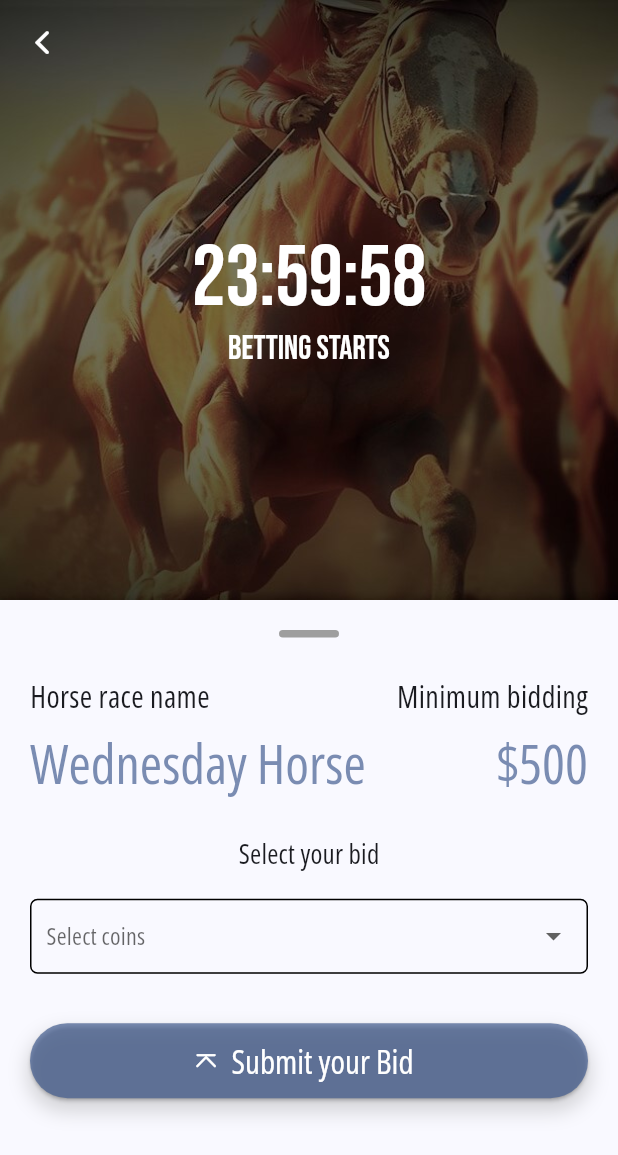
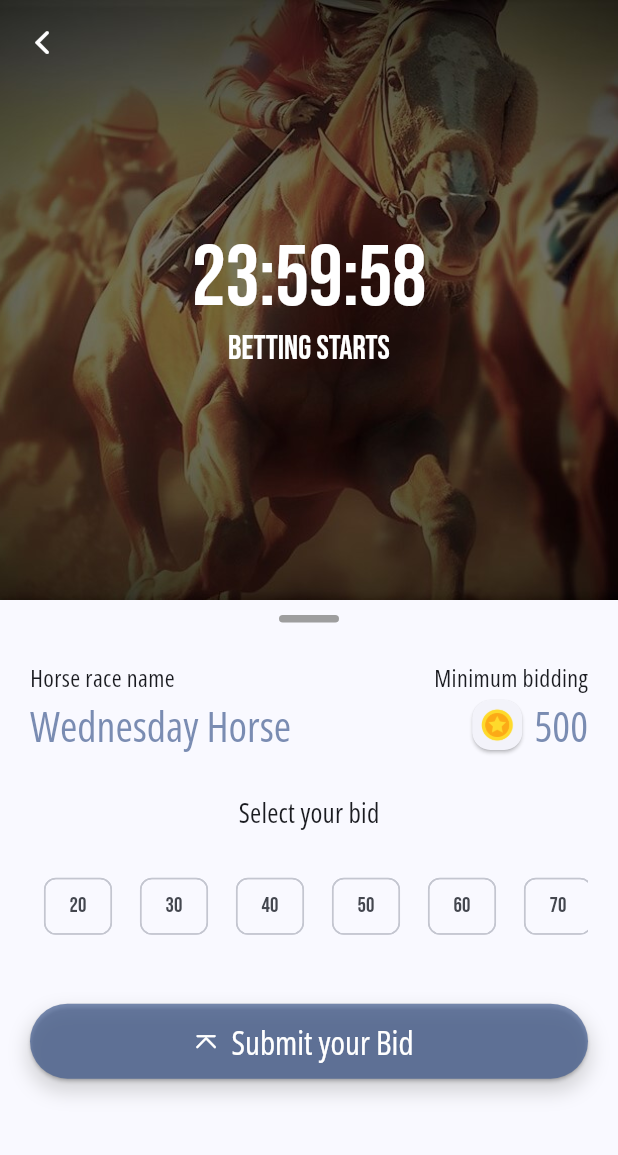
Before and after one commit to Munawer2022/Multi-Game-App, a Flutter app: the HorseBid screen opened directly, on a phone screen of 412 x 824 dp. Shown: the top 1155 px of the screen. Run offline on Flutter 3.47's test engine with Material 2 defaults, Android fonts, the light colour scheme and no system bars; our stand-ins replace flutter_fortune_wheel, rxdart; missing offline and left inert: flutter_spinning_wheel, neopop.

Commit message:
first commit

```diff
--- a/lib/horse/horse_bid.dart
+++ b/lib/horse/horse_bid.dart
@@ -54,12 +54,25 @@ class _HorseBidState extends State<HorseBid> {
 
     var theme = Theme.of(context);
     var sized = MediaQuery.of(context);
-    String selectedCategory = '';
+
+    List<String> options = [
+      "20",
+      "30",
+      "40",
+      "50",
+      "60",
+      "70",
+      "80",
+
+      // Add more options here...
+    ];
+    List<bool> isSelected = List.generate(options.length, (_) => false);
 
     return Scaffold(
         body: NestedScrollView(
             floatHeaderSlivers: true,
-          headerSliverBuilder: (BuildContext context, bool innerBoxIsScrolled) {
+            headerSliverBuilder:
+                (BuildContext context, bool innerBoxIsScrolled) {
               return <Widget>[
                 SliverAppBar(
                   leading: IconButton(
@@ -103,9 +116,8 @@ class _HorseBidState extends State<HorseBid> {
               ];
             },
             body: Padding(
-            padding: const EdgeInsets.all(20.0),
-            child: Column(
-              children: [
+              padding: const EdgeInsets.only(top: 10, right: 20, left: 20),
+              child: Column(children: [
                 Center(
                   child: Container(
                     height: 5,
@@ -122,33 +134,48 @@ class _HorseBidState extends State<HorseBid> {
                     Expanded(
                       child: Text('Horse race name',
                           style:
-                              TextStyle(fontFamily: 'Open Sans', fontSize: 20)),
+                              TextStyle(fontFamily: 'Open Sans', fontSize: 16)),
                     ),
                     Text('Minimum bidding',
                         style:
-                            TextStyle(fontFamily: 'Open Sans', fontSize: 20)),
+                            TextStyle(fontFamily: 'Open Sans', fontSize: 16)),
                   ],
                 ),
-                SizedBox(height: sized.size.height * 0.01),
+                // SizedBox(height: sized.size.height * 0.01),
                 Row(
                   mainAxisAlignment: MainAxisAlignment.spaceBetween,
                   children: [
                     Expanded(
                       child: Text('Wednesday Horse',
                           overflow: TextOverflow.ellipsis,
-                          maxLines: 1,
+                          maxLines: 2,
                           softWrap: false,
-                          style: theme.textTheme.displaySmall?.copyWith(
+                          style: theme.textTheme.headline4?.copyWith(
                               fontFamily: 'Open Sans',
                               color: theme.primaryColor.withOpacity(0.7))
                           // ?.copyWith(color: Colors.black87),
                           ),
                     ),
                     SizedBox(width: sized.size.width * 0.03),
-                    Text('\$500',
-                        style: theme.textTheme.displaySmall?.copyWith(
+                    Row(
+                      children: [
+                        Card(
+                            child: Center(
+                          child: Padding(
+                            padding: const EdgeInsets.all(5.0),
+                            child: Image.asset(
+                              'assets/images/coin.png',
+                              scale: 22,
+                            ),
+                          ),
+                        )),
+                        SizedBox(width: sized.size.width * 0.01),
+                        Text('500',
+                            style: theme.textTheme.headline4?.copyWith(
                                 fontFamily: 'Open Sans',
                                 color: theme.primaryColor.withOpacity(0.7))),
+                      ],
+                    ),
                   ],
                 ),
                 // SizedBox(height: sized.size.height * 0.15),
@@ -162,44 +189,66 @@ class _HorseBidState extends State<HorseBid> {
                     style: theme.textTheme.titleMedium
                         ?.copyWith(fontFamily: 'Open Sans', fontSize: 18)),
                 SizedBox(height: sized.size.height * 0.02),
-                Container(
-                  decoration: const ShapeDecoration(
-                    shape: RoundedRectangleBorder(
-                      side: BorderSide(width: 1.0, style: BorderStyle.solid),
-                      borderRadius: BorderRadius.all(Radius.circular(5.0)),
+                SingleChildScrollView(
+                  scrollDirection: Axis.horizontal,
+                  child: Wrap(
+                    children: List.generate(options.length, (index) {
+                      return Padding(
+                        padding: const EdgeInsets.all(8.0),
+                        child: ChoiceChip(
+                          label: Text(options[index]),
+                          selected: isSelected[index],
+                          onSelected: (selected) {
+                            setState(() {
+                              isSelected[index] = selected;
+                            });
+                          },
+                          // Customize the appearance of the chip here (optional).
+                          // You can use properties like backgroundColor, labelStyle, etc.
+                        ),
+                      );
+                    }),
                   ),
                 ),
-                  child: Padding(
-                    padding: const EdgeInsets.symmetric(horizontal: 10),
-                    child: DropdownButton<String>(
-                      items: <String>['500', '1000', '5443', '453480']
-                          .map((String value) {
-                        return DropdownMenuItem<String>(
-                          value: value,
-                          child: Text(value),
-                        );
-                      }).toList(),
-                      hint: Text(
-                        selectedCategory.isEmpty
-                            ? 'Select coins'
-                            : selectedCategory,
-                        style: TextStyle(
-                          fontFamily: 'Open Sans',
-                        ),
-                      ),
-                      borderRadius: BorderRadius.circular(10),
-                      underline: SizedBox(),
-                      isExpanded: true,
-                      onChanged: (value) {
-                        if (value != null) {
-                          setState(() {
-                            selectedCategory = value;
-                          });
-                        }
-                      },
-                    ),
-                  ),
-                ),
+
+                // Container(
+                //   decoration: const ShapeDecoration(
+                //     shape: RoundedRectangleBorder(
+                //       side: BorderSide(width: 1.0, style: BorderStyle.solid),
+                //       borderRadius: BorderRadius.all(Radius.circular(5.0)),
+                //     ),
+                //   ),
+                //   child: Padding(
+                //     padding: const EdgeInsets.symmetric(horizontal: 10),
+                //     child: DropdownButton<String>(
+                //       items: <String>['500', '1000', '5443', '453480']
+                //           .map((String value) {
+                //         return DropdownMenuItem<String>(
+                //           value: value,
+                //           child: Text(value),
+                //         );
+                //       }).toList(),
+                //       hint: Text(
+                //         selectedCategory.isEmpty
+                //             ? 'Select coins'
+                //             : selectedCategory,
+                //         style: TextStyle(
+                //           fontFamily: 'Open Sans',
+                //         ),
+                //       ),
+                //       borderRadius: BorderRadius.circular(10),
+                //       underline: SizedBox(),
+                //       isExpanded: true,
+                //       onChanged: (value) {
+                //         if (value != null) {
+                //           setState(() {
+                //             selectedCategory = value;
+                //           });
+                //         }
+                //       },
+                //     ),
+                //   ),
+                // ),
 
                 SizedBox(height: sized.size.height * 0.04),
                 SizedBox(
@@ -238,14 +287,19 @@ class _HorseBidState extends State<HorseBid> {
                       ),
                     ),
                   ),
-                )
-              ],
                 ),
-          )),
-    );
+              ]),
+            )));
   }
 
   String _formatTime(int time) {
     return time.toString().padLeft(2, '0');
   }
 }
+
+class Data {
+  String label;
+  Color color;
+
+  Data(this.label, this.color);
+}
```
Also changed, not shown: assets/images/coin.png (added), flutter_01.png, flutter_02.png, flutter_03.png (deleted), flutter_04.png (deleted), flutter_05.png (deleted), flutter_06.png (deleted), flutter_07.png (deleted). Lines whose indentation alone changed are shown as unchanged.
